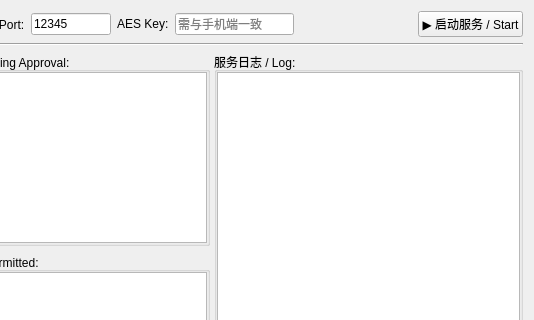
This is tools/syncwidget.ui in hanbinhsh/SD-LoRA-Manager as Qt 5 draws it before an edit; both pictures show x 422 to 956 and y 0 to 320 of the 956 by 657 pixel window. The edited form follows.
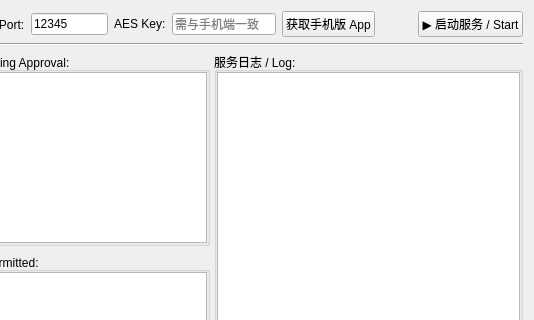
This is the edited form.

Diff of the .ui file:
```diff
--- a/tools/syncwidget.ui
+++ b/tools/syncwidget.ui
@@ -64,6 +64,19 @@
        </property>
       </widget>
      </item>
+     <item>
+      <widget class="QPushButton" name="btnGetMobileApp">
+       <property name="cursor">
+        <cursorShape>PointingHandCursor</cursorShape>
+       </property>
+       <property name="toolTip">
+        <string>使用系统浏览器打开手机版同步 App 的最新 GitHub Release 页面。</string>
+       </property>
+       <property name="text">
+        <string>获取手机版 App</string>
+       </property>
+      </widget>
+     </item>
      <item>
       <spacer name="horizontalSpacer">
        <property name="orientation">
```
